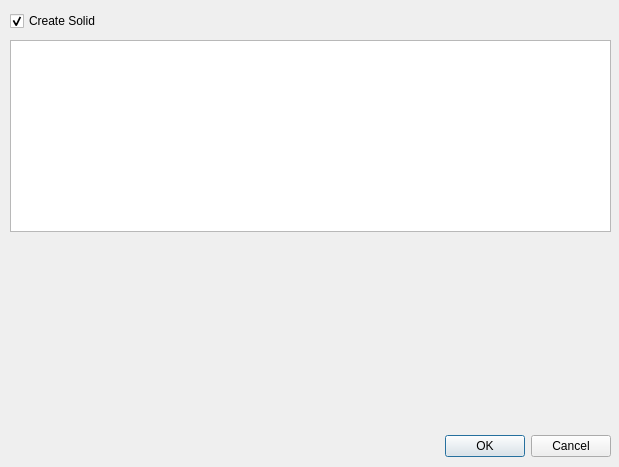
rkrenzler/ose-piping-library, file ui/create-elbow-90.ui: the form before one commit.
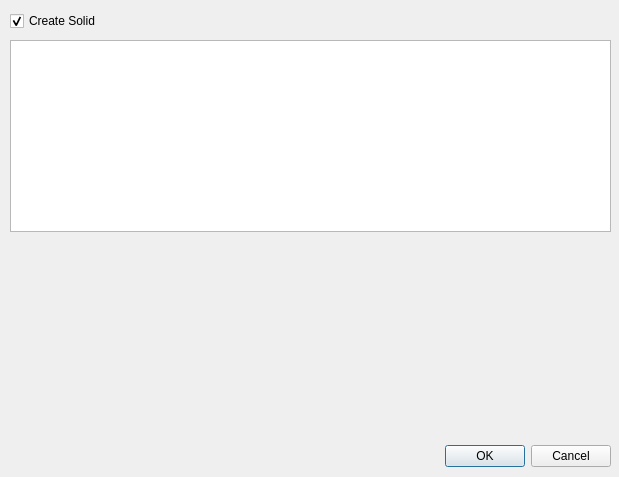
The form after the commit. Icons and pictures are not drawn.

Commit message: change a little bit 90°-elbow layout update dialog screenshot

```diff
--- a/ui/create-elbow-90.ui
+++ b/ui/create-elbow-90.ui
@@ -7,7 +7,7 @@
     <x>0</x>
     <y>0</y>
     <width>619</width>
-    <height>467</height>
+    <height>477</height>
    </rect>
   </property>
   <property name="windowTitle">
@@ -17,7 +17,7 @@
    <property name="geometry">
     <rect>
      <x>310</x>
-     <y>430</y>
+     <y>440</y>
      <width>301</width>
      <height>32</height>
     </rect>
@@ -64,7 +64,7 @@
   <widget class="QLabel" name="label">
    <property name="geometry">
     <rect>
-     <x>80</x>
+     <x>110</x>
      <y>240</y>
      <width>401</width>
      <height>191</height>
```
The commit also changes 2 other files.
